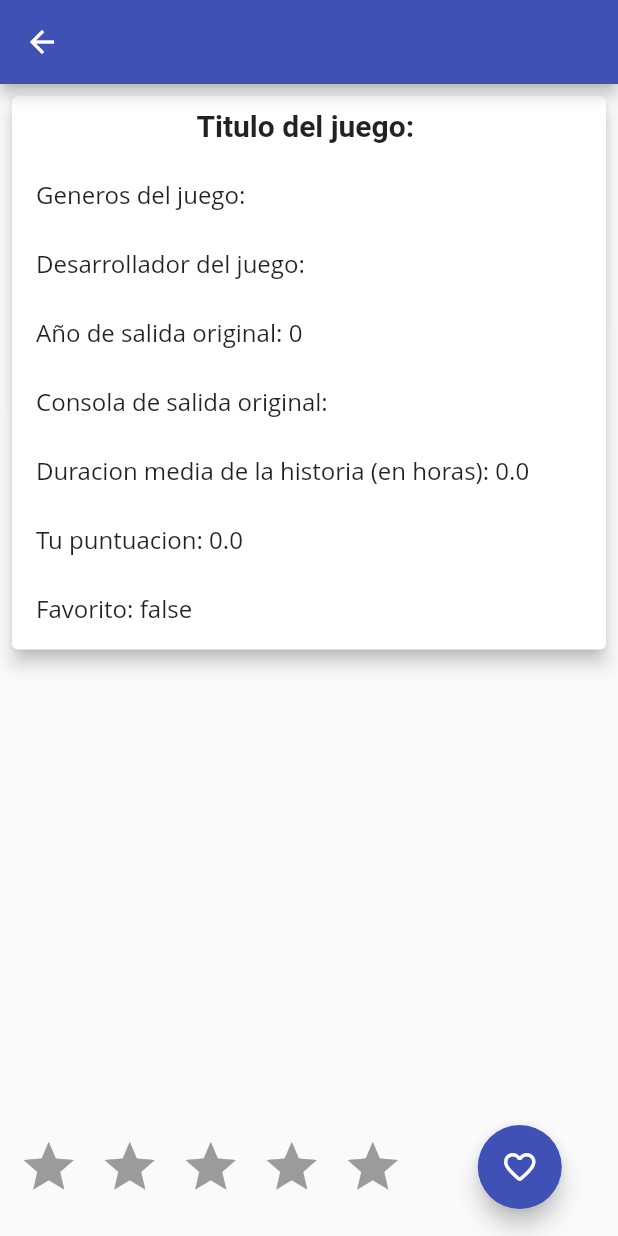
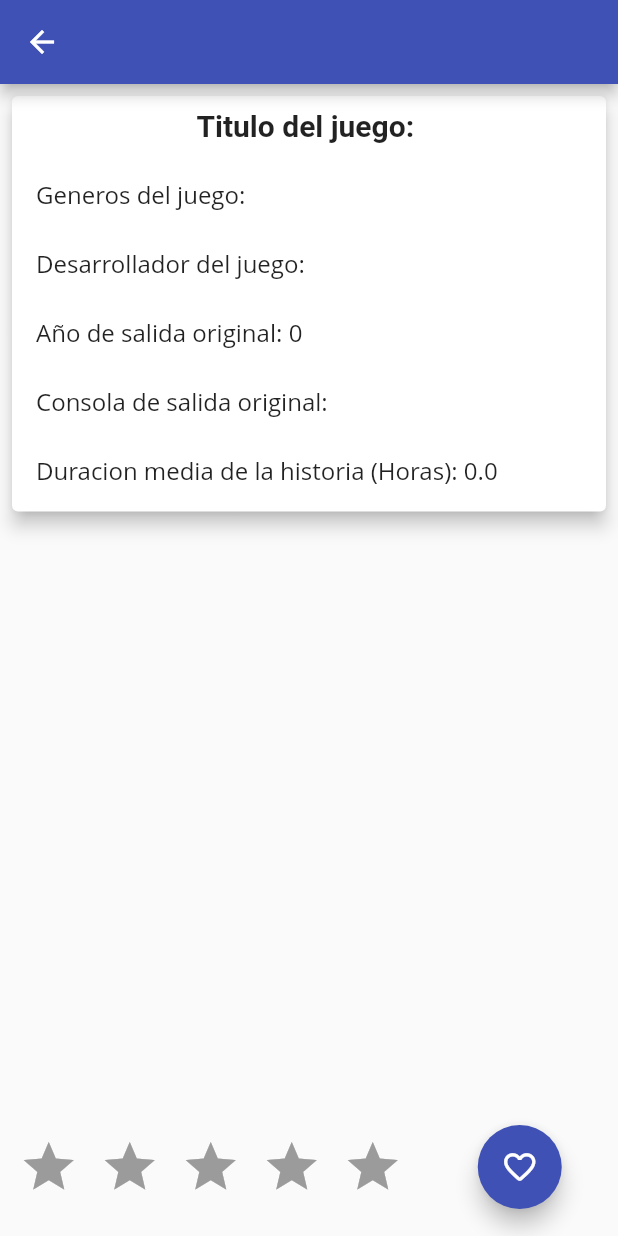
Before and after one commit to 5uh4/VideogameRatingApp, a Flutter app: the GameScreen screen opened directly with empty values, on a phone screen of 412 x 824 dp. Run offline on Flutter 3.47's test engine with Material 2 defaults, Android fonts, the phone set to English and light mode, and no system bars; drawn by our look-alikes of flutter_rating_bar.

Commit message:
Proyecto terminado

```diff
--- a/lib/screens/game_screen.dart
+++ b/lib/screens/game_screen.dart
@@ -6,7 +6,7 @@ import 'package:videogame_rater/models/video_game_model.dart';
 
 class GameScreen extends StatefulWidget {
   const GameScreen({super.key, required this.juego});
-
+  // Aquí recibimos el juego de la pantalla principal
   final VideoGameModel juego;
 
   @override
@@ -18,9 +18,11 @@ class _GameScreenState extends State<GameScreen> {
   @override
   Widget build(BuildContext context) {
     return Scaffold(
+      // Al asignar el titulo del juego al titulo de la appbar lo vemos directamente reflejado
       appBar: AppBar(
         title: Text(widget.juego.title.toString()),
       ),
+      // Este listview nos permite ver cada elemento del juego, es decir, los detalles del mismo
       body: ListView(children: [
         Card(
             elevation: 5,
@@ -188,63 +190,7 @@ class _GameScreenState extends State<GameScreen> {
                                     padding: const EdgeInsets.only(
                                         left: 8, right: 8),
                                     child: Text(
-                                      'Duracion media de la historia (en horas): ${widget.juego.lengthStory.toString()}',
-                                      style: const TextStyle(
-                                          fontSize: 16,
-                                          fontFamily: 'Open Sans'),
-                                    ),
-                                  ),
-                                ])),
-                      ),
-                    ],
-                  ),
-                ),
-                Container(
-                  padding: const EdgeInsets.all(8),
-                  child: Row(
-                    mainAxisAlignment: MainAxisAlignment.start,
-                    crossAxisAlignment: CrossAxisAlignment.start,
-                    children: [
-                      Expanded(
-                        child: Container(
-                            padding: const EdgeInsets.only(bottom: 8),
-                            child: Column(
-                                mainAxisAlignment: MainAxisAlignment.start,
-                                crossAxisAlignment: CrossAxisAlignment.start,
-                                children: [
-                                  Padding(
-                                    padding: const EdgeInsets.only(
-                                        left: 8, right: 8),
-                                    child: Text(
-                                      'Tu puntuacion: ${widget.juego.ratingOutOfFive.toString()}',
-                                      style: const TextStyle(
-                                          fontSize: 16,
-                                          fontFamily: 'Open Sans'),
-                                    ),
-                                  ),
-                                ])),
-                      ),
-                    ],
-                  ),
-                ),
-                Container(
-                  padding: const EdgeInsets.all(8),
-                  child: Row(
-                    mainAxisAlignment: MainAxisAlignment.start,
-                    crossAxisAlignment: CrossAxisAlignment.start,
-                    children: [
-                      Expanded(
-                        child: Container(
-                            padding: const EdgeInsets.only(bottom: 8),
-                            child: Column(
-                                mainAxisAlignment: MainAxisAlignment.start,
-                                crossAxisAlignment: CrossAxisAlignment.start,
-                                children: [
-                                  Padding(
-                                    padding: const EdgeInsets.only(
-                                        left: 8, right: 8),
-                                    child: Text(
-                                      'Favorito: ${widget.juego.isFavGame.toString()}',
+                                      'Duracion media de la historia (Horas): ${widget.juego.lengthStory.toString()}',
                                       style: const TextStyle(
                                           fontSize: 16,
                                           fontFamily: 'Open Sans'),
@@ -258,6 +204,7 @@ class _GameScreenState extends State<GameScreen> {
               ],
             ))
       ]),
+      // Por medio de est floating action button tenemos las estrellas para poder puntuar y el boton de favorito
       floatingActionButton: Row(
         mainAxisAlignment: MainAxisAlignment.spaceAround,
         children: [
@@ -272,12 +219,14 @@ class _GameScreenState extends State<GameScreen> {
               Icons.star,
               color: Colors.amber,
             ),
+            //Aquí actualizamos los datos de la lista para que se vea la puntuacion
             onRatingUpdate: (rating) {
               widget.juego.ratingOutOfFive = rating;
-              fms.writeToJsonFile(widget.juego);
+              setState(() {});
             },
           ),
           FloatingActionButton(
+              // Y aquí cambiamos el boton en funcion de si es favorito o no
               onPressed: () {
                 setState(() {
                   if (widget.juego.isFavGame) {
@@ -287,6 +236,8 @@ class _GameScreenState extends State<GameScreen> {
                   }
                 });
               },
+              // Por medio de este operador ternario determinamos el estado del boton,
+              // si es favorito esta relleno y si no esta hueco
               child: Icon(
                   (widget.juego.isFavGame
                       ? Icons.favorite_rounded
```
Also changed, not shown: lib/FileManager/file_manager_service.dart (+3 -25 lines), lib/main.dart (+9 -8 lines), lib/screens/credit_screen.dart (added, +88 -0 lines), lib/screens/home_screen.dart (+7 -0 lines), lib/screens/nav_drawer.dart (+3 -8 lines), lib/screens/search_screen.dart (+42 -9 lines), 1 other file.
